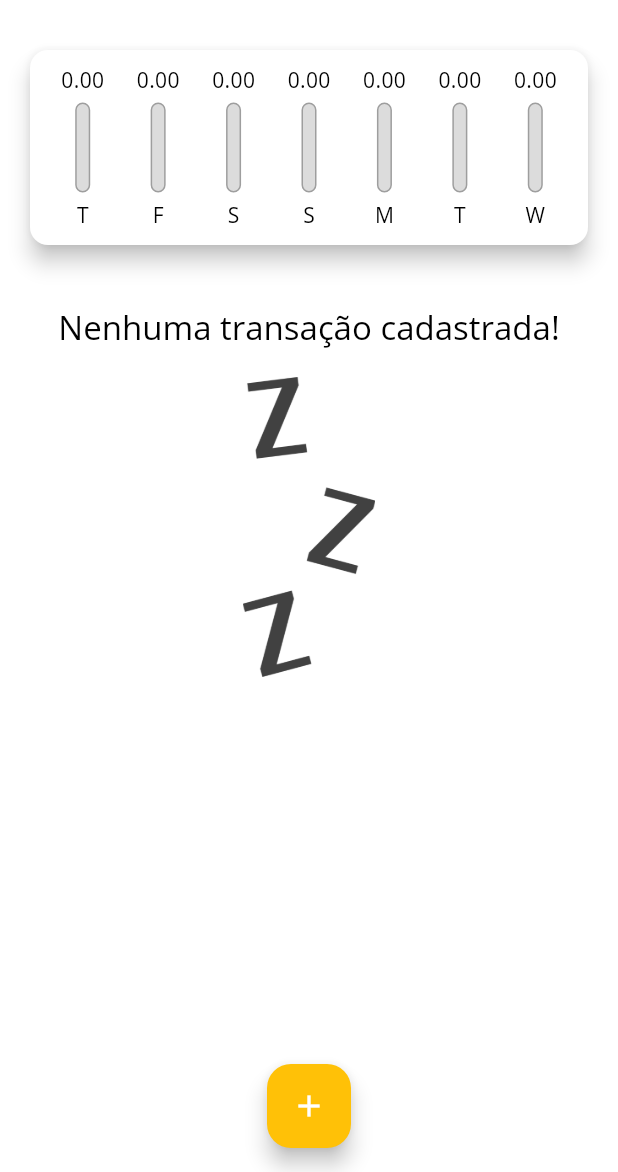
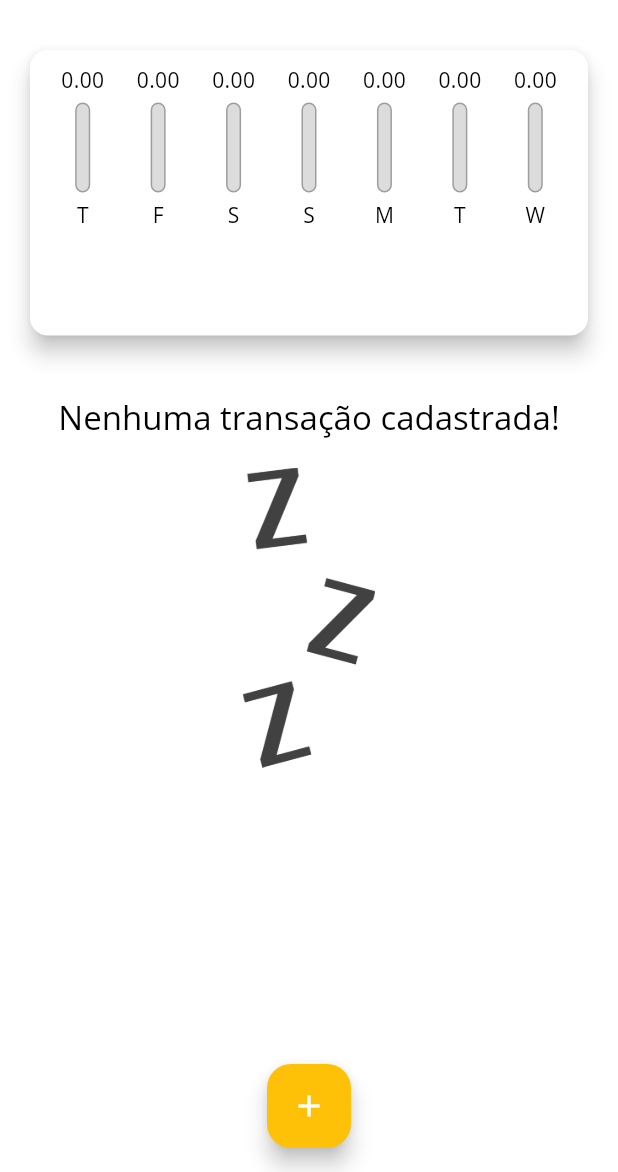
Before and after one commit to lcalderal/Expenses, a Flutter app: the screen it shows after launch, on a phone screen of 412 x 824 dp, the part 64-1236 px from its top. Run offline on Flutter 3.47's test engine with Material 3 defaults, Android fonts, the phone set to English and light mode, and no system bars.

Commit message:
implementing the screen size

```diff
--- a/lib/components/transaction_list.dart
+++ b/lib/components/transaction_list.dart
@@ -10,9 +10,7 @@ class TransactionList extends StatelessWidget {
 
   @override
   Widget build(BuildContext context) {
-    return Container(
-      height: 430,
-      child: transactions.isEmpty
+    return transactions.isEmpty
         ? Column(
             children: [
               SizedBox(height: 20),
@@ -60,7 +58,6 @@ class TransactionList extends StatelessWidget {
                 ),
               );
             },
-            ),
           );
   }
 }
--- a/lib/main.dart
+++ b/lib/main.dart
@@ -74,8 +74,7 @@ class _MyHomePageState extends State<MyHomePage> {
 
   @override
   Widget build(BuildContext context) {
-    return Scaffold(
-      appBar: AppBar(
+    final appBar = AppBar(
       title: Text('Despesas Pessoais'),
       actions: [
         IconButton(
@@ -85,13 +84,26 @@ class _MyHomePageState extends State<MyHomePage> {
           icon: Icon(Icons.add),
         ),
       ],
-      ),
+    );
+    final availableHeight =
+        MediaQuery.of(context).size.height -
+        appBar.preferredSize.height -
+        MediaQuery.of(context).padding.top;
+
+    return Scaffold(
+      appBar: appBar,
       body: SingleChildScrollView(
         child: Column(
           crossAxisAlignment: CrossAxisAlignment.stretch,
           children: <Widget>[
-            Chart(_recentTransactions),
-            TransactionList(_transactions, _deleteTransaction),
+            Container(
+              height: availableHeight * 0.3,
+              child: Chart(_recentTransactions),
+            ),
+            Container(
+              height: availableHeight * 0.7,
+              child: TransactionList(_transactions, _deleteTransaction),
+            ),
           ],
         ),
       ),
```
Lines whose indentation alone changed are shown as unchanged.
